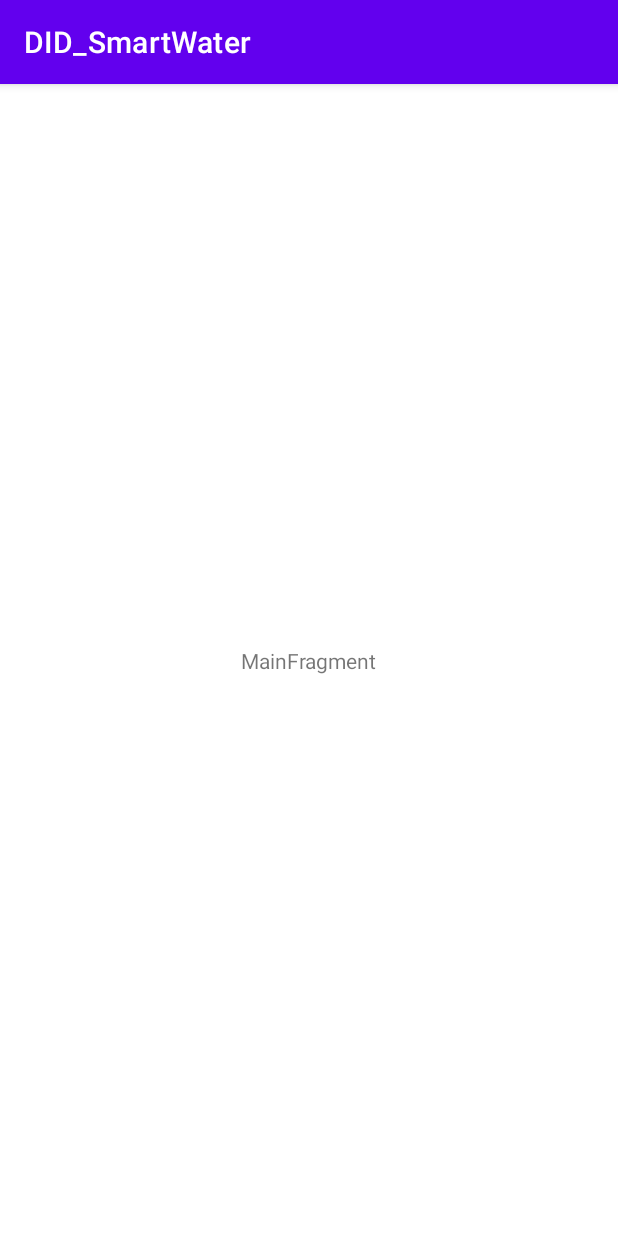
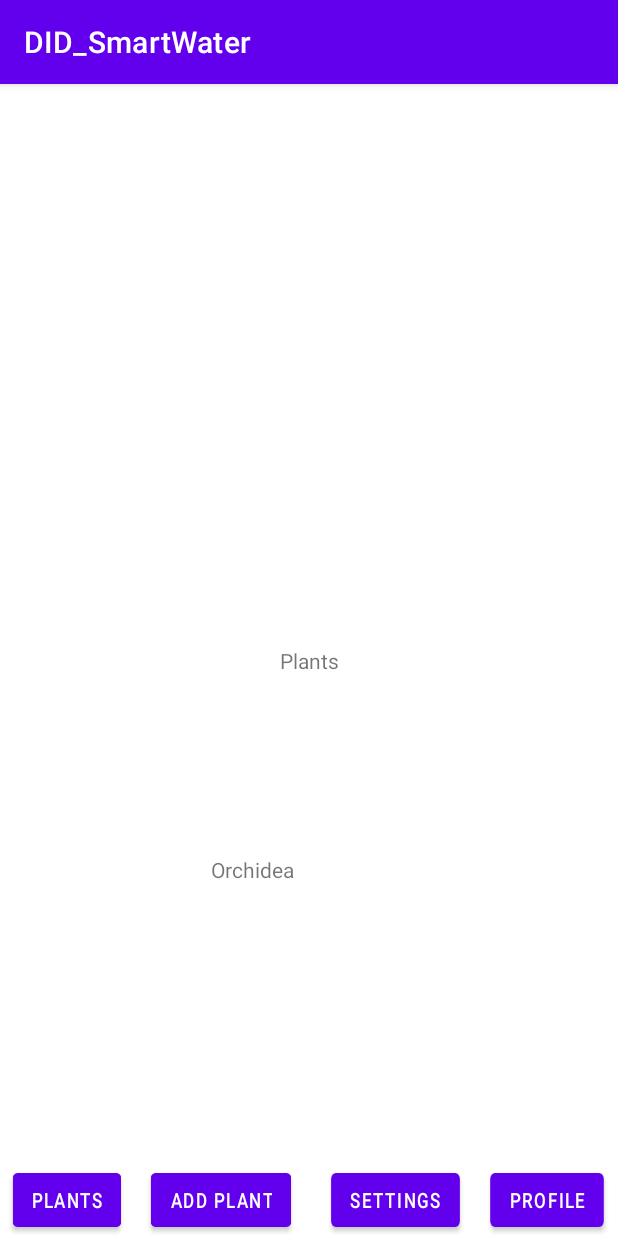
Before and after one commit to federicotassino/DID_SmartWater, an Android app: the screen it shows after launch (MainActivity), on a phone screen of 412 x 824 dp. Run offline under Robolectric (Android 15) with nearby library versions, the phone set to English and light mode, and no system bars.

Commit message:
Nav Graph implementation

```diff
--- a/app/build.gradle
+++ b/app/build.gradle
@@ -39,10 +39,13 @@ dependencies {
     implementation 'androidx.constraintlayout:constraintlayout:2.1.3'
     implementation 'androidx.lifecycle:lifecycle-livedata-ktx:2.4.1'
     implementation 'androidx.lifecycle:lifecycle-viewmodel-ktx:2.4.1'
+    implementation 'androidx.legacy:legacy-support-v4:1.0.0'
     testImplementation 'junit:junit:4.13.2'
     androidTestImplementation 'androidx.test.ext:junit:1.1.3'
     androidTestImplementation 'androidx.test.espresso:espresso-core:3.4.0'
 
     implementation 'androidx.navigation:navigation-fragment-ktx:2.4.2'
     implementation 'androidx.navigation:navigation-ui-ktx:2.4.2'
+
+    implementation 'androidx.fragment:fragment-ktx:1.4.1'
 }
--- a/app/src/main/java/it/polito/did/did_smartwater/MainActivity.kt
+++ b/app/src/main/java/it/polito/did/did_smartwater/MainActivity.kt
@@ -2,17 +2,17 @@ package it.polito.did.did_smartwater
 
 import androidx.appcompat.app.AppCompatActivity
 import android.os.Bundle
-import it.polito.did.did_smartwater.ui.main.MainFragment
+import it.polito.did.did_smartwater.ui.main.Plants
 
 class MainActivity : AppCompatActivity() {
 
     override fun onCreate(savedInstanceState: Bundle?) {
         super.onCreate(savedInstanceState)
         setContentView(R.layout.main_activity)
-        if (savedInstanceState == null) {
+      /*  if (savedInstanceState == null) {
             supportFragmentManager.beginTransaction()
-                .replace(R.id.container, MainFragment.newInstance())
+                .replace(R.id.fragmentContainerView, Plants.newInstance())
                 .commitNow()
-        }
+        }*/
     }
 }
--- a/app/src/main/java/it/polito/did/did_smartwater/ui/main/MainFragment.kt
+++ /dev/null
@@ -1,38 +0,0 @@
-package it.polito.did.did_smartwater.ui.main
-
-import androidx.lifecycle.ViewModelProvider
-import android.os.Bundle
-import androidx.fragment.app.Fragment
-import android.view.LayoutInflater
-import android.view.View
-import android.view.ViewGroup
-import it.polito.did.did_smartwater.R
-
-class MainFragment : Fragment() {
-
-    companion object {
-        fun newInstance() = MainFragment()
-
-        fun newInstanceWithBundle(b:Bundle): MainFragment{
-            val f = MainFragment()
-            f.arguments = b
-            return f
-        }
-    }
-
-    private lateinit var viewModel: MainViewModel
-
-    override fun onCreateView(
-        inflater: LayoutInflater, container: ViewGroup?,
-        savedInstanceState: Bundle?
-    ): View {
-        return inflater.inflate(R.layout.main_fragment, container, false)
-    }
-
-    override fun onViewCreated(view: View, savedInstanceState: Bundle?) {
-        super.onViewCreated(view, savedInstanceState)
-        viewModel = ViewModelProvider(this).get(MainViewModel::class.java)
-        // TODO: Use the ViewModel
-    }
-
-}
--- a/app/src/main/java/it/polito/did/did_smartwater/ui/main/MainViewModel.kt
+++ b/app/src/main/java/it/polito/did/did_smartwater/ui/main/MainViewModel.kt
@@ -4,4 +4,6 @@ import androidx.lifecycle.ViewModel
 
 class MainViewModel : ViewModel() {
     // TODO: Implement the ViewModel
+
+    public var plantsList = "Orchidea"
 }
--- /dev/null
+++ b/app/src/main/java/it/polito/did/did_smartwater/ui/main/Plants.kt
@@ -0,0 +1,54 @@
+package it.polito.did.did_smartwater.ui.main
+
+import androidx.lifecycle.ViewModelProvider
+import android.os.Bundle
+import androidx.fragment.app.Fragment
+import android.view.LayoutInflater
+import android.view.View
+import android.view.ViewGroup
+import android.widget.Button
+import android.widget.TextView
+import androidx.fragment.app.activityViewModels
+import androidx.navigation.fragment.findNavController
+import it.polito.did.did_smartwater.R
+
+class Plants : Fragment(R.layout.plants) {
+
+    companion object {
+        fun newInstance() = Plants()
+
+        fun newInstanceWithBundle(b:Bundle): Plants{
+            val f = Plants()
+            f.arguments = b
+            return f
+        }
+    }
+
+    private val viewModel by activityViewModels<MainViewModel>()
+
+
+    override fun onViewCreated(view: View, savedInstanceState: Bundle?) {
+        super.onViewCreated(view, savedInstanceState)
+
+
+        val buttonAddPlants = view.findViewById<Button>(R.id.buttonAddPlants)
+        val buttonSettings = view.findViewById<Button>(R.id.buttonSettings)
+        val buttonProfile = view.findViewById<Button>(R.id.buttonProfile)
+
+        buttonAddPlants.setOnClickListener(){
+            findNavController().navigate(R.id.action_plants_to_addPlant)
+        }
+
+        buttonSettings.setOnClickListener(){
+            findNavController().navigate(R.id.action_plants_to_settings)
+        }
+
+        buttonProfile.setOnClickListener(){
+            findNavController().navigate(R.id.action_plants_to_profile)
+        }
+
+        val plantList = view.findViewById<TextView>(R.id.plantList)
+        plantList.text = viewModel.plantsList
+    }
+
+}
--- a/app/src/main/res/layout/main_activity.xml
+++ b/app/src/main/res/layout/main_activity.xml
@@ -1,7 +1,17 @@
 <?xml version="1.0" encoding="utf-8"?>
 <FrameLayout xmlns:android="http://schemas.android.com/apk/res/android"
+    xmlns:app="http://schemas.android.com/apk/res-auto"
     xmlns:tools="http://schemas.android.com/tools"
     android:id="@+id/container"
     android:layout_width="match_parent"
     android:layout_height="match_parent"
-    tools:context=".MainActivity" />
+    tools:context=".MainActivity" >
+
+    <androidx.fragment.app.FragmentContainerView
+        android:id="@+id/fragmentContainerView"
+        android:name="androidx.navigation.fragment.NavHostFragment"
+        android:layout_width="match_parent"
+        android:layout_height="match_parent"
+        app:defaultNavHost="true"
+        app:navGraph="@navigation/main_nav" />
+</FrameLayout>
--- a/app/src/main/res/layout/main_fragment.xml
+++ /dev/null
@@ -1,20 +0,0 @@
-<?xml version="1.0" encoding="utf-8"?>
-<androidx.constraintlayout.widget.ConstraintLayout xmlns:android="http://schemas.android.com/apk/res/android"
-    xmlns:app="http://schemas.android.com/apk/res-auto"
-    xmlns:tools="http://schemas.android.com/tools"
-    android:id="@+id/main"
-    android:layout_width="match_parent"
-    android:layout_height="match_parent"
-    tools:context=".ui.main.MainFragment">
-
-    <TextView
-        android:id="@+id/message"
-        android:layout_width="wrap_content"
-        android:layout_height="wrap_content"
-        android:text="MainFragment"
-        app:layout_constraintBottom_toBottomOf="parent"
-        app:layout_constraintEnd_toEndOf="parent"
-        app:layout_constraintStart_toStartOf="parent"
-        app:layout_constraintTop_toTopOf="parent" />
-
-</androidx.constraintlayout.widget.ConstraintLayout>
--- /dev/null
+++ b/app/src/main/res/layout/plants.xml
@@ -0,0 +1,68 @@
+<?xml version="1.0" encoding="utf-8"?>
+<androidx.constraintlayout.widget.ConstraintLayout xmlns:android="http://schemas.android.com/apk/res/android"
+    xmlns:app="http://schemas.android.com/apk/res-auto"
+    xmlns:tools="http://schemas.android.com/tools"
+    android:id="@+id/main"
+    android:layout_width="match_parent"
+    android:layout_height="match_parent"
+    tools:context=".ui.main.Plants">
+
+    <TextView
+        android:id="@+id/message"
+        android:layout_width="wrap_content"
+        android:layout_height="wrap_content"
+        android:text="Plants"
+        app:layout_constraintBottom_toBottomOf="parent"
+        app:layout_constraintEnd_toEndOf="parent"
+        app:layout_constraintStart_toStartOf="parent"
+        app:layout_constraintTop_toTopOf="parent" />
+
+    <TextView
+        android:id="@+id/plantList"
+        android:layout_width="131dp"
+        android:layout_height="86dp"
+        android:text="Basilico"
+        app:layout_constraintBottom_toTopOf="@+id/buttonSettings"
+        app:layout_constraintEnd_toEndOf="parent"
+        app:layout_constraintStart_toStartOf="parent"
+        app:layout_constraintTop_toBottomOf="@+id/message" />
+
+    <Button
+        android:id="@+id/buttonPlants"
+        android:layout_width="wrap_content"
+        android:layout_height="wrap_content"
+        android:scaleX="0.8"
+        android:text="Plants"
+        app:layout_constraintBottom_toBottomOf="parent"
+        app:layout_constraintEnd_toStartOf="@+id/buttonAddPlants"
+        app:layout_constraintStart_toStartOf="parent" />
+
+    <Button
+        android:id="@+id/buttonProfile"
+        android:layout_width="wrap_content"
+        android:layout_height="wrap_content"
+        android:scaleX="0.8"
+        android:text="Profile"
+        app:layout_constraintBottom_toBottomOf="parent"
+        app:layout_constraintEnd_toEndOf="parent" />
+
+    <Button
+        android:id="@+id/buttonSettings"
+        android:layout_width="wrap_content"
+        android:layout_height="wrap_content"
+        android:scaleX="0.8"
+        android:text="Settings"
+        app:layout_constraintBottom_toBottomOf="parent"
+        app:layout_constraintEnd_toStartOf="@+id/buttonProfile" />
+
+    <Button
+        android:id="@+id/buttonAddPlants"
+        android:layout_width="wrap_content"
+        android:layout_height="wrap_content"
+        android:layout_marginEnd="4dp"
+        android:scaleX="0.8"
+        android:text="Add Plant"
+        app:layout_constraintBottom_toBottomOf="parent"
+        app:layout_constraintEnd_toStartOf="@+id/buttonSettings" />
+
+</androidx.constraintlayout.widget.ConstraintLayout>
--- a/app/src/main/res/navigation/main_nav.xml
+++ b/app/src/main/res/navigation/main_nav.xml
@@ -3,11 +3,66 @@
     xmlns:app="http://schemas.android.com/apk/res-auto"
     xmlns:tools="http://schemas.android.com/tools"
     android:id="@+id/main_nav"
-    app:startDestination="@id/mainFragment">
+    app:startDestination="@id/plants">
 
     <fragment
-        android:id="@+id/mainFragment"
-        android:name="it.polito.did.did_smartwater.ui.main.MainFragment"
-        android:label="main_fragment"
-        tools:layout="@layout/main_fragment" />
+        android:id="@+id/plants"
+        android:name="it.polito.did.did_smartwater.ui.main.Plants"
+        android:label="plants"
+        tools:layout="@layout/plants">
+        <action
+            android:id="@+id/action_plants_to_settings"
+            app:destination="@id/settings" />
+        <action
+            android:id="@+id/action_plants_to_profile"
+            app:destination="@id/profile" />
+        <action
+            android:id="@+id/action_plants_to_addPlant"
+            app:destination="@id/addPlant" />
+    </fragment>
+    <fragment
+        android:id="@+id/addPlant"
+        android:name="it.polito.did.did_smartwater.ui.main.AddPlant"
+        android:label="fragment_add_plant"
+        tools:layout="@layout/fragment_add_plant" >
+        <action
+            android:id="@+id/action_addPlant_to_settings"
+            app:destination="@id/settings" />
+        <action
+            android:id="@+id/action_addPlant_to_profile"
+            app:destination="@id/profile" />
+        <action
+            android:id="@+id/action_addPlant_to_plants"
+            app:destination="@id/plants" />
+    </fragment>
+    <fragment
+        android:id="@+id/settings"
+        android:name="it.polito.did.did_smartwater.ui.main.Settings"
+        android:label="fragment_settings"
+        tools:layout="@layout/fragment_settings" >
+        <action
+            android:id="@+id/action_settings_to_addPlant"
+            app:destination="@id/addPlant" />
+        <action
+            android:id="@+id/action_settings_to_profile"
+            app:destination="@id/profile" />
+        <action
+            android:id="@+id/action_settings_to_plants"
+            app:destination="@id/plants" />
+    </fragment>
+    <fragment
+        android:id="@+id/profile"
+        android:name="it.polito.did.did_smartwater.ui.main.Profile"
+        android:label="fragment_profile"
+        tools:layout="@layout/fragment_profile" >
+        <action
+            android:id="@+id/action_profile_to_addPlant"
+            app:destination="@id/addPlant" />
+        <action
+            android:id="@+id/action_profile_to_settings"
+            app:destination="@id/settings" />
+        <action
+            android:id="@+id/action_profile_to_plants"
+            app:destination="@id/plants" />
+    </fragment>
 </navigation>
--- a/app/src/main/res/values/strings.xml
+++ b/app/src/main/res/values/strings.xml
@@ -1,3 +1,5 @@
 <resources>
     <string name="app_name">DID_SmartWater</string>
+    <!-- TODO: Remove or change this placeholder text -->
+    <string name="hello_blank_fragment">Hello blank fragment</string>
 </resources>
```
Also changed, not shown: app/src/main/java/it/polito/did/did_smartwater/ui/main/AddPlant.kt (added, +85 -0 lines), app/src/main/java/it/polito/did/did_smartwater/ui/main/Profile.kt (added, +77 -0 lines), app/src/main/java/it/polito/did/did_smartwater/ui/main/Settings.kt (added, +77 -0 lines), app/src/main/res/layout/fragment_add_plant.xml (added, +81 -0 lines), app/src/main/res/layout/fragment_profile.xml (added, +59 -0 lines), app/src/main/res/layout/fragment_settings.xml (added, +59 -0 lines).
